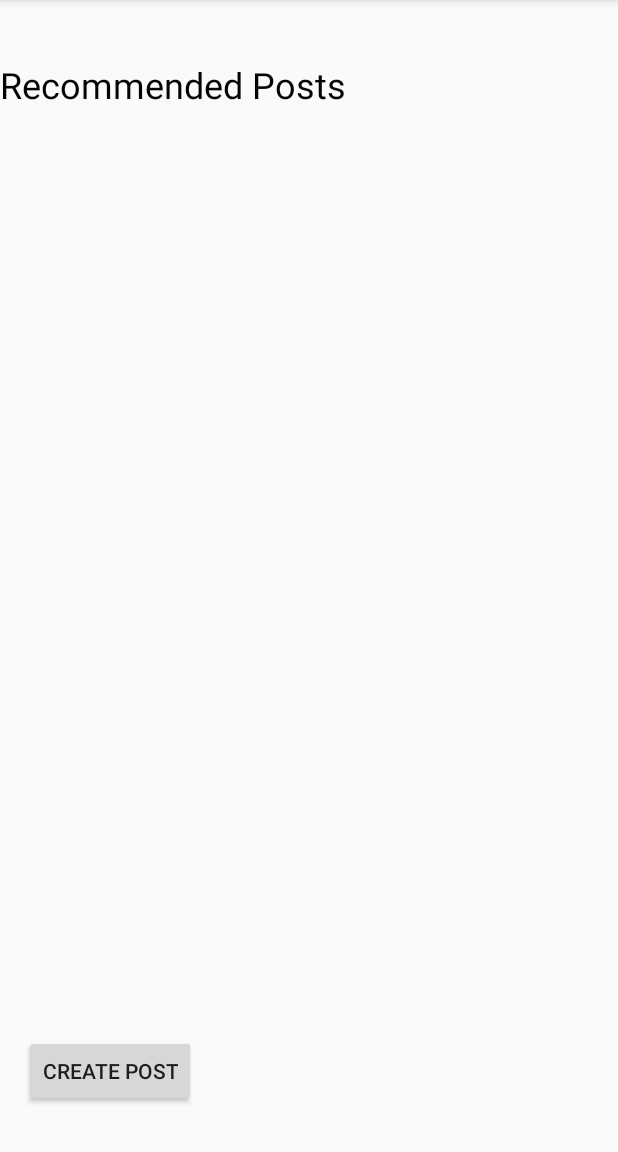
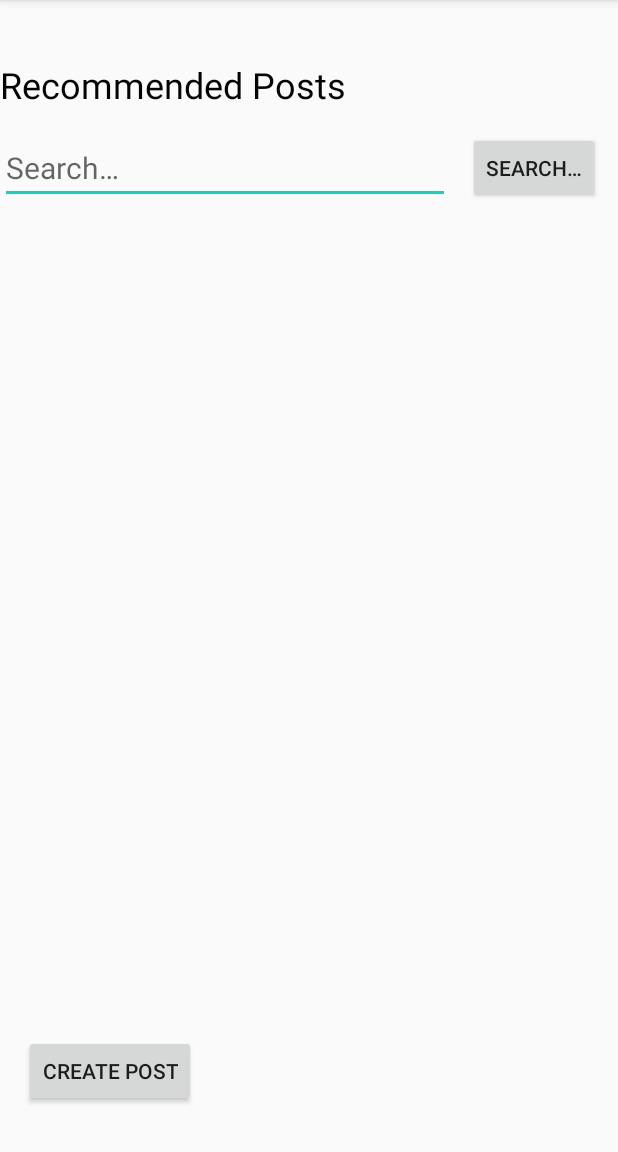
Before and after one commit to kxtan1997/StudyBuddies, an Android app: the screen it shows after launch (MainMenuUI), on a phone screen of 412 x 824 dp, the part 84-1236 px from its top. Run offline under Robolectric (Android 15) with nearby library versions, the phone set to English and light mode, and no system bars; our stand-ins replace Firebase (no records; nobody signed in at launch, a user with empty details on screens opened directly).

Commit message:
Reformatted code

```diff
--- a/app/src/main/java/com/example/studybuddies/MainMenuUI.java
+++ b/app/src/main/java/com/example/studybuddies/MainMenuUI.java
@@ -1,9 +1,4 @@
 package com.example.studybuddies;
-
-import androidx.annotation.NonNull;
-import androidx.appcompat.app.AppCompatActivity;
-import androidx.recyclerview.widget.LinearLayoutManager;
-import androidx.recyclerview.widget.RecyclerView;
 
 import android.content.Intent;
 import android.os.Bundle;
@@ -12,19 +7,21 @@ import android.view.View;
 import android.view.ViewGroup;
 import android.widget.Button;
 
+import androidx.annotation.NonNull;
+import androidx.appcompat.app.AppCompatActivity;
+import androidx.recyclerview.widget.LinearLayoutManager;
+import androidx.recyclerview.widget.RecyclerView;
+
 import com.firebase.ui.database.FirebaseRecyclerAdapter;
 import com.firebase.ui.database.FirebaseRecyclerOptions;
 import com.google.firebase.database.DatabaseReference;
 import com.google.firebase.database.FirebaseDatabase;
-import com.google.firebase.internal.api.FirebaseNoSignedInUserException;
 
 public class MainMenuUI extends AppCompatActivity {
 
     Button createPostButton;
 
     private FirebaseRecyclerOptions<Post> options;
-    private FirebaseRecyclerAdapter<Post, MainMenuViewHolder> adapter;
-    private RecyclerView mainMenuRecyclerView;
 
     @Override
     protected void onCreate(Bundle savedInstanceState) {
@@ -34,7 +31,7 @@ public class MainMenuUI extends AppCompatActivity {
         DatabaseReference reference = FirebaseDatabase.getInstance().getReference().child("posts");
 
         createPostButton = findViewById(R.id.createPostButton);
-        mainMenuRecyclerView = findViewById(R.id.mainMenuRecyclerView);
+        RecyclerView mainMenuRecyclerView = findViewById(R.id.mainMenuRecyclerView);
         mainMenuRecyclerView.setHasFixedSize(true);
         mainMenuRecyclerView.setLayoutManager(new LinearLayoutManager(this));
 
@@ -46,19 +43,19 @@ public class MainMenuUI extends AppCompatActivity {
         });
 
         options = new FirebaseRecyclerOptions.Builder<Post>().setQuery(reference,Post.class).build();
-        adapter = new FirebaseRecyclerAdapter<Post, MainMenuViewHolder>(options) {
+        FirebaseRecyclerAdapter<Post, MainMenuViewHolder> adapter = new FirebaseRecyclerAdapter<Post, MainMenuViewHolder>(options) {
             @Override
             protected void onBindViewHolder(@NonNull MainMenuViewHolder mainMenuViewHolder, int i, @NonNull Post post) {
-                mainMenuViewHolder.postTitle.setText(""+post.getPostTitle());
-                mainMenuViewHolder.postSubject.setText(""+post.getSubject());
-                mainMenuViewHolder.postRating.setText(""+post.getRatings());
+                mainMenuViewHolder.postTitle.setText(post.getPostTitle());
+                mainMenuViewHolder.postSubject.setText(post.getSubject());
+                mainMenuViewHolder.postRating.setText((int) post.getRatings());
             }
 
             @NonNull
             @Override
             public MainMenuViewHolder onCreateViewHolder(@NonNull ViewGroup parent, int viewType) {
 
-                View v = LayoutInflater.from(parent.getContext()).inflate(R.layout.single_view_mainmenu_layout,parent,false);
+                View v = LayoutInflater.from(parent.getContext()).inflate(R.layout.single_view_mainmenu_layout, parent, false);
 
                 return new MainMenuViewHolder(v);
             }
--- a/app/src/main/java/com/example/studybuddies/createPostUI.java
+++ b/app/src/main/java/com/example/studybuddies/createPostUI.java
@@ -1,6 +1,4 @@
 package com.example.studybuddies;
-
-import androidx.appcompat.app.AppCompatActivity;
 
 import android.content.Intent;
 import android.os.Bundle;
@@ -10,6 +8,8 @@ import android.widget.Button;
 import android.widget.EditText;
 import android.widget.Spinner;
 import android.widget.Toast;
+
+import androidx.appcompat.app.AppCompatActivity;
 
 import com.google.firebase.database.DatabaseReference;
 import com.google.firebase.database.FirebaseDatabase;
@@ -53,6 +53,7 @@ public class createPostUI extends AppCompatActivity {
             String id = databasePost.push().getKey();
 
             Post post = new Post(id, title, postDes, sub, ratings);
+            assert id != null;
             databasePost.child(id).setValue(post);
 
             Toast.makeText(this,"Post created", Toast.LENGTH_LONG).show();
--- /dev/null
+++ b/app/src/main/res/layout/activity_main.xml
@@ -0,0 +1,6 @@
+<?xml version="1.0" encoding="utf-8"?>
+<androidx.constraintlayout.widget.ConstraintLayout xmlns:android="http://schemas.android.com/apk/res/android"
+    android:layout_width="match_parent"
+    android:layout_height="match_parent">
+
+</androidx.constraintlayout.widget.ConstraintLayout>
--- a/app/src/main/res/layout/main_menu_ui.xml
+++ b/app/src/main/res/layout/main_menu_ui.xml
@@ -11,10 +11,34 @@
         android:layout_width="match_parent"
         android:layout_height="wrap_content"
         android:layout_marginTop="40dp"
-        android:text="Recommended Posts"
+        android:text="@string/recommended_posts"
         android:textColor="#040404"
         android:textSize="24sp"
         app:layout_constraintTop_toTopOf="parent" />
+
+    <EditText
+        android:id="@+id/mainMenuSearch"
+        android:layout_width="300dp"
+        android:layout_height="wrap_content"
+        android:layout_marginTop="15dp"
+        android:ems="10"
+        android:autofillHints=""
+        android:inputType="textPersonName"
+        android:textColor="#000000"
+        android:hint="@string/search"
+        app:layout_constraintStart_toStartOf="parent"
+        android:textSize="20sp"
+        app:layout_constraintTop_toBottomOf="@+id/mainMenuTitle" />
+
+    <Button
+        android:id="@+id/mainMenuSearchButton"
+        android:layout_width="wrap_content"
+        android:layout_height="wrap_content"
+        android:layout_marginTop="15dp"
+        android:text="@string/search"
+        app:layout_constraintEnd_toEndOf="parent"
+        app:layout_constraintStart_toEndOf="@+id/mainMenuSearch"
+        app:layout_constraintTop_toBottomOf="@+id/mainMenuTitle" />
 
     <Button
         android:id="@+id/createPostButton"
@@ -25,7 +49,7 @@
         android:layout_marginEnd="281dp"
         android:layout_marginRight="281dp"
         android:layout_marginBottom="30dp"
-        android:text="Create post"
+        android:text="@string/create_post"
         app:layout_constraintBottom_toBottomOf="parent"
         app:layout_constraintEnd_toEndOf="parent"
         app:layout_constraintStart_toStartOf="parent" />
--- a/app/src/main/res/values/strings.xml
+++ b/app/src/main/res/values/strings.xml
@@ -1,5 +1,14 @@
 <resources>
     <string name="app_name">StudyBuddies</string>
+    <string name="create_post">Create Post</string>
+    <string name="enter_post_title_here">Enter post title here..</string>
+    <string name="enter_your_post_here">Enter your post here..</string>
+    <string name="post">Post</string>
+    <string name="recommended_posts">Recommended Posts</string>
+    <string name="search">Search…</string>
+    <string name="post_title">post Title</string>
+    <string name="post_subject">post subject</string>
+    <string name="rating">rating</string>
 
     <array name="subjects">
         <item>Introduction to Databases</item>
```
Also changed, not shown: app/build.gradle (+5 -5 lines), app/src/main/res/layout/create_post.xml (+7 -4 lines), app/src/main/res/layout/single_view_mainmenu_layout.xml (+6 -6 lines).
